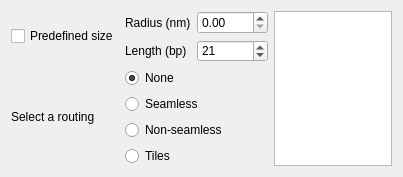
The window that AdenitaCoreSE/form/SENanotubeCreatorEditorGUI.ui (edellano/Adenita-SAMSON-Edition) describes before a commit, drawn with Qt 5.
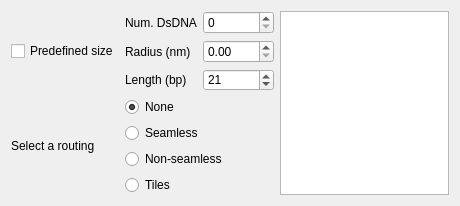
The same window after the commit.

Commit message: Added predefined nanotube based on number of double strands

The edit to the form file:
```diff
--- a/AdenitaCoreSE/form/SENanotubeCreatorEditorGUI.ui
+++ b/AdenitaCoreSE/form/SENanotubeCreatorEditorGUI.ui
@@ -6,20 +6,20 @@
    <rect>
     <x>0</x>
     <y>0</y>
-    <width>403</width>
-    <height>177</height>
+    <width>460</width>
+    <height>206</height>
    </rect>
   </property>
   <property name="minimumSize">
    <size>
-    <width>403</width>
+    <width>460</width>
     <height>177</height>
    </size>
   </property>
   <property name="maximumSize">
    <size>
-    <width>403</width>
-    <height>177</height>
+    <width>460</width>
+    <height>212</height>
    </size>
   </property>
   <property name="windowTitle">
@@ -28,28 +28,14 @@
   <layout class="QVBoxLayout" name="verticalLayout">
    <item>
     <layout class="QGridLayout" name="gridLayout">
-     <item row="0" column="0" rowspan="2">
-      <widget class="QCheckBox" name="chkPredefined">
-       <property name="text">
-        <string>Predefined size</string>
-       </property>
-      </widget>
-     </item>
-     <item row="0" column="2">
-      <widget class="QDoubleSpinBox" name="spnRadius">
-       <property name="maximum">
-        <double>1000.000000000000000</double>
-       </property>
-      </widget>
-     </item>
-     <item row="3" column="1" colspan="2">
+     <item row="4" column="1" colspan="2">
       <widget class="QRadioButton" name="chkRoutingSeamless">
        <property name="text">
         <string>Seamless</string>
        </property>
       </widget>
      </item>
-     <item row="2" column="1" colspan="2">
+     <item row="3" column="1" colspan="2">
       <widget class="QRadioButton" name="chkRoutingNone">
        <property name="text">
         <string>None</string>
@@ -59,35 +45,42 @@
        </property>
       </widget>
      </item>
+     <item row="1" column="2">
+      <widget class="QDoubleSpinBox" name="spnRadius">
+       <property name="maximum">
+        <double>1000.000000000000000</double>
+       </property>
+      </widget>
+     </item>
      <item row="1" column="1">
-      <widget class="QLabel" name="label_3">
-       <property name="text">
-        <string>Length (bp)</string>
-       </property>
-      </widget>
-     </item>
-     <item row="2" column="0" rowspan="4">
-      <widget class="QLabel" name="label">
-       <property name="text">
-        <string>Select a routing</string>
-       </property>
-      </widget>
-     </item>
-     <item row="0" column="1">
       <widget class="QLabel" name="label_2">
        <property name="text">
         <string>Radius (nm)</string>
        </property>
       </widget>
      </item>
-     <item row="5" column="1" colspan="2">
+     <item row="6" column="1" colspan="2">
       <widget class="QRadioButton" name="chkRoutingTiles">
        <property name="text">
         <string>Tiles</string>
        </property>
       </widget>
      </item>
-     <item row="1" column="2">
+     <item row="2" column="1">
+      <widget class="QLabel" name="label_3">
+       <property name="text">
+        <string>Length (bp)</string>
+       </property>
+      </widget>
+     </item>
+     <item row="3" column="0" rowspan="4">
+      <widget class="QLabel" name="label">
+       <property name="text">
+        <string>Select a routing</string>
+       </property>
+      </widget>
+     </item>
+     <item row="2" column="2">
       <widget class="QSpinBox" name="spnNumBp">
        <property name="minimum">
         <number>1</number>
@@ -100,20 +93,41 @@
        </property>
       </widget>
      </item>
-     <item row="4" column="1" colspan="2">
+     <item row="5" column="1" colspan="2">
       <widget class="QRadioButton" name="chkRoutingNonSeamless">
        <property name="text">
         <string>Non-seamless</string>
        </property>
       </widget>
      </item>
-     <item row="0" column="3" rowspan="6">
+     <item row="0" column="1">
+      <widget class="QLabel" name="label_4">
+       <property name="text">
+        <string>Num. DsDNA</string>
+       </property>
+      </widget>
+     </item>
+     <item row="0" column="0" rowspan="3">
+      <widget class="QCheckBox" name="chkPredefined">
+       <property name="text">
+        <string>Predefined size</string>
+       </property>
+      </widget>
+     </item>
+     <item row="0" column="3" rowspan="7">
       <widget class="QTextEdit" name="txtInfo">
        <property name="readOnly">
         <bool>true</bool>
        </property>
       </widget>
      </item>
+     <item row="0" column="2">
+      <widget class="QSpinBox" name="spnNumDs">
+       <property name="maximum">
+        <number>9999</number>
+       </property>
+      </widget>
+     </item>
     </layout>
    </item>
   </layout>
```
Left out of the diff: 17 changed lines with no effect on the pictures. The commit also changes 2 other files.
